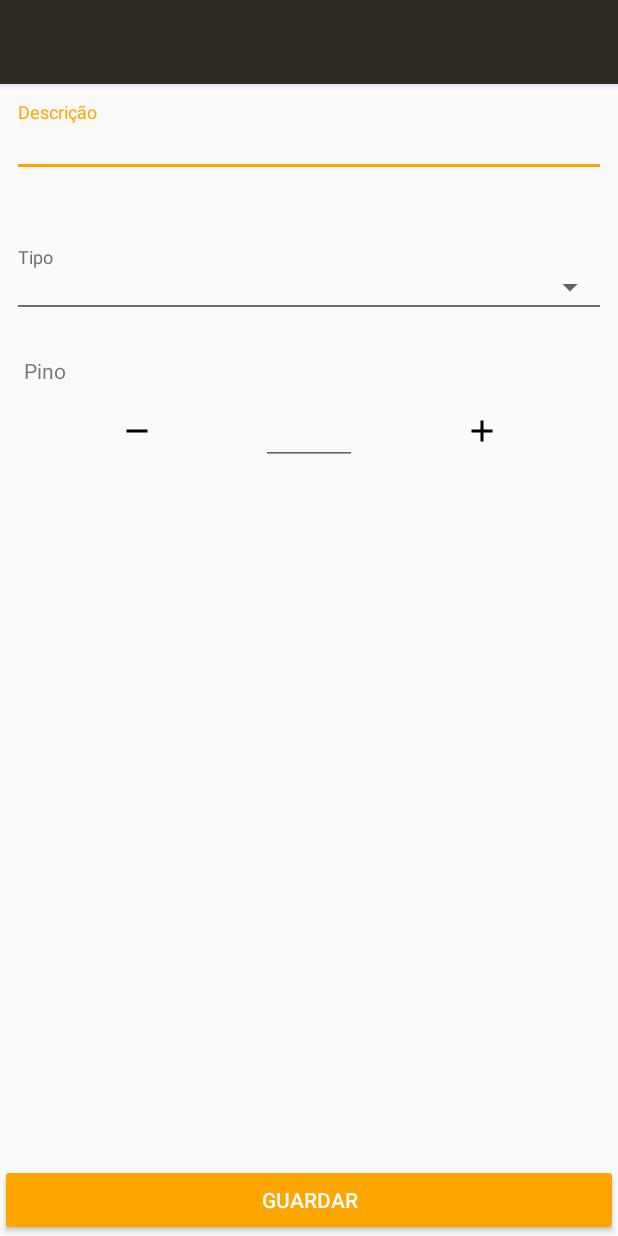
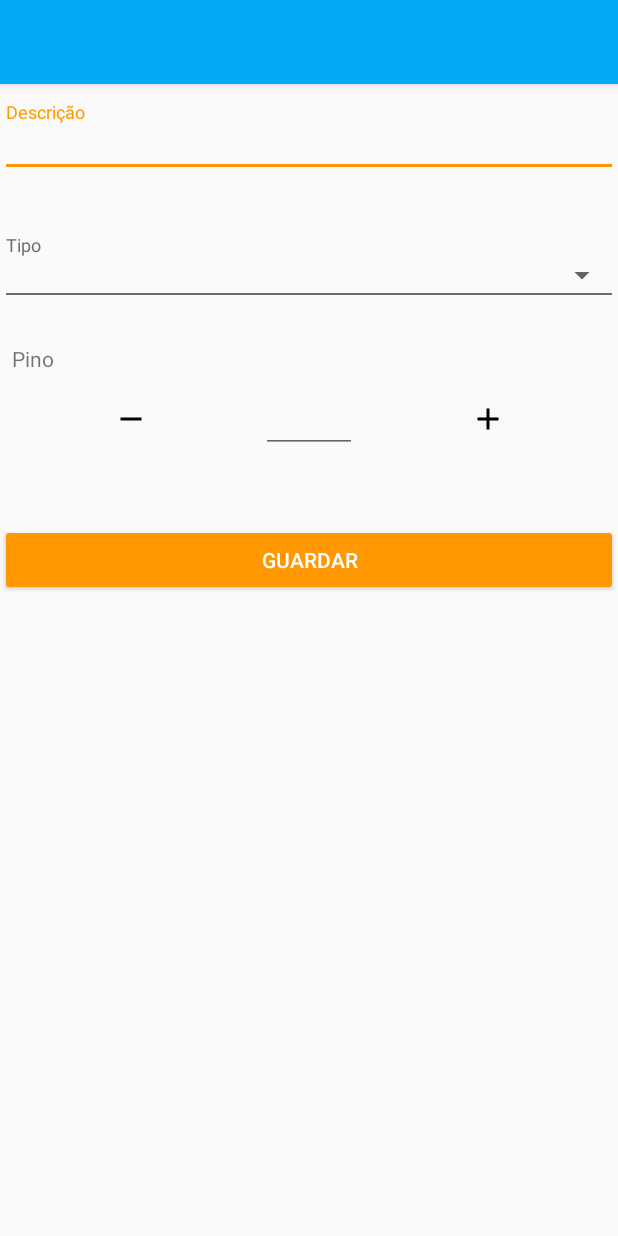
Before and after one commit to brunohorta82/relay_controller_esp8266_arduino_mega_android, an Android app: the layout activity_new_button.xml on its own in the app's theme, with its tools: preview values and no code run, on a phone screen of 412 x 824 dp. Run offline under Robolectric (Android 15) with nearby library versions, the phone set to English and light mode, and no system bars.

Commit message:
no message

```diff
--- a/android/AndroidRelay/app/src/main/java/bhsystems/eu/relaycontroller/controllers/ButtonAddController.java
+++ b/android/AndroidRelay/app/src/main/java/bhsystems/eu/relaycontroller/controllers/ButtonAddController.java
@@ -54,8 +54,9 @@ public class ButtonAddController extends AppCompatActivity implements View.OnTou
         setContentView(R.layout.activity_new_button);
 
         Toolbar toolbar = findViewById(R.id.toolbar);
+        toolbar.setTitle(R.string.new_button);
         setSupportActionBar(toolbar);
-        toolbar.setTitle(R.string.new_button);
+
         ibMinus = findViewById(R.id.ib_minus);
         ibMinus = findViewById(R.id.ib_minus);
         ibPlus = findViewById(R.id.ib_plus);
--- a/android/AndroidRelay/app/src/main/res/layout/activity_new_button.xml
+++ b/android/AndroidRelay/app/src/main/res/layout/activity_new_button.xml
@@ -1,6 +1,7 @@
 <?xml version="1.0" encoding="utf-8"?>
 <android.support.design.widget.CoordinatorLayout xmlns:android="http://schemas.android.com/apk/res/android"
     xmlns:app="http://schemas.android.com/apk/res-auto"
+    xmlns:tools="http://schemas.android.com/tools"
     android:layout_width="match_parent"
     android:layout_height="match_parent">
 
@@ -18,18 +19,21 @@
 
     </android.support.design.widget.AppBarLayout>
 
+    <ScrollView
+        android:layout_width="match_parent"
+        android:layout_height="match_parent"
+        android:fillViewport="true"
+        android:fitsSystemWindows="true"
+        app:layout_behavior="@string/appbar_scrolling_view_behavior">
+
         <android.support.constraint.ConstraintLayout
             android:layout_width="match_parent"
-        android:layout_height="match_parent"
-        app:layout_behavior="@string/appbar_scrolling_view_behavior">
+            android:layout_height="wrap_content">
 
             <android.support.design.widget.TextInputLayout
                 android:id="@+id/input_layout_label"
                 android:layout_width="0dp"
                 android:layout_height="wrap_content"
-            android:layout_marginBottom="8dp"
-            android:layout_marginStart="8dp"
-            android:layout_marginEnd="8dp"
                 android:layout_marginTop="12dp"
                 app:errorEnabled="true"
                 app:layout_constraintBottom_toTopOf="@+id/sp_type"
@@ -45,7 +49,7 @@
                     android:ems="18"
                     android:hint="@string/label"
                     android:imeOptions="actionDone"
-                android:inputType="textPersonName"
+                    android:inputType="textCapWords|textPersonName"
                     android:maxLength="255"
                     android:textSize="13sp" />
 
@@ -137,11 +141,13 @@
 
             <TextView
                 android:id="@+id/tv_pin_lbl"
-            android:layout_width="wrap_content"
+                android:layout_width="0dp"
                 android:layout_height="wrap_content"
-            android:layout_marginStart="8dp"
+                android:layout_marginEnd="16dp"
+                android:layout_marginStart="16dp"
+                android:gravity="center"
                 android:textColor="@android:color/holo_red_dark"
-            app:layout_constraintBottom_toBottomOf="parent"
+                app:layout_constraintBottom_toTopOf="@+id/btn_save"
                 app:layout_constraintHorizontal_bias="0"
                 app:layout_constraintLeft_toLeftOf="@+id/input_layout_label"
                 app:layout_constraintRight_toRightOf="@+id/input_layout_label"
@@ -152,9 +158,13 @@
                 style="@style/Widget.AppCompat.Button.Colored"
                 android:layout_width="0dp"
                 android:layout_height="wrap_content"
+                android:layout_marginTop="20dp"
                 android:text="@string/save"
                 app:layout_constraintBottom_toBottomOf="parent"
                 app:layout_constraintLeft_toLeftOf="parent"
-            app:layout_constraintRight_toRightOf="parent" />
+                app:layout_constraintRight_toRightOf="parent"
+                app:layout_constraintTop_toBottomOf="@+id/tv_pin_lbl"
+                app:layout_constraintVertical_bias="1" />
         </android.support.constraint.ConstraintLayout>
+    </ScrollView>
 </android.support.design.widget.CoordinatorLayout>
--- a/android/AndroidRelay/app/src/main/res/layout/button_recycler_view_item.xml
+++ b/android/AndroidRelay/app/src/main/res/layout/button_recycler_view_item.xml
@@ -8,7 +8,7 @@
 
     <android.support.constraint.ConstraintLayout
         android:id="@+id/view_background"
-        android:background="@color/colorAccent"
+        android:background="@color/red"
         android:layout_width="0dp"
         android:layout_height="80dp"
         app:layout_constraintBottom_toBottomOf="@+id/view_foreground"
--- a/android/AndroidRelay/app/src/main/res/layout/custom_action_item_layout.xml
+++ b/android/AndroidRelay/app/src/main/res/layout/custom_action_item_layout.xml
@@ -2,7 +2,8 @@
 <ImageView xmlns:android="http://schemas.android.com/apk/res/android"
     xmlns:app="http://schemas.android.com/apk/res-auto"
     android:layout_width="32dp"
-    android:layout_height="32dp"
+    android:layout_height="42dp"
+    android:paddingRight="10dp"
     android:id="@+id/iv_led"
     android:layout_gravity="center"
     app:srcCompat="@drawable/ic_led_off" />
--- a/android/AndroidRelay/app/src/main/res/values/colors.xml
+++ b/android/AndroidRelay/app/src/main/res/values/colors.xml
@@ -2,11 +2,11 @@
 <resources>
     <color name="softgray">#515151</color>
     <color name="gray">#262626</color>
-    <color name="colorPrimary">#2C2721</color>
-    <color name="colorPrimaryDark">#303F9F</color>
-    <color name="colorAccent">#ffa500</color>
+    <color name="colorPrimary">#03A9F4</color>
+    <color name="colorPrimaryDark">#0288D1</color>
+    <color name="colorAccent">#FF9800</color>
     <color name="white">#FFF</color>
-    <color name="red">#FFDD2C00</color>
+    <color name="red">#cc0000</color>
 
     <!-- The default color of the widget (label and bottom line). -->
     <color name="widget_labelled_spinner_default">#6D6D6D</color>
```
Also changed, not shown: android/AndroidRelay/app/src/main/java/bhsystems/eu/relaycontroller/controllers/ButtonsListController.java (+5 -6 lines). Lines whose indentation alone changed are shown as unchanged.
